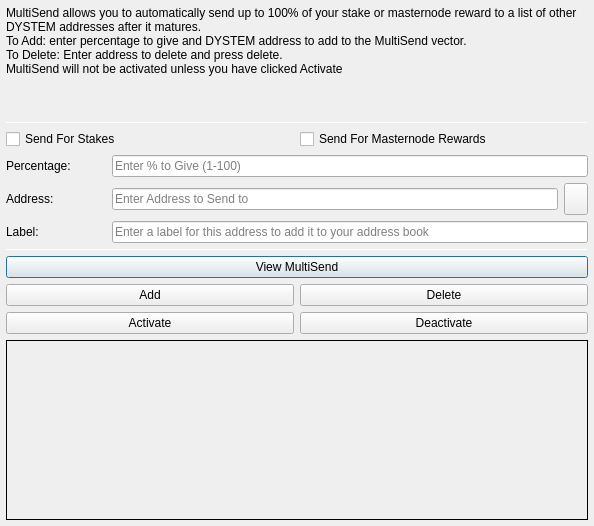
camenlx/dystem-core, file src/qt/forms/multisenddialog.ui: the form before one commit.
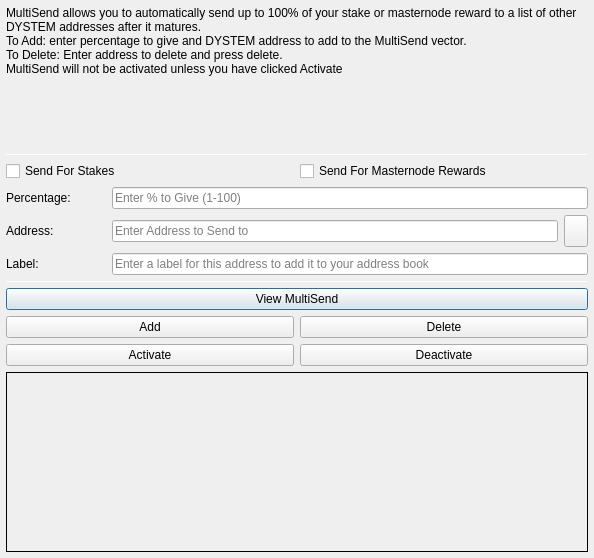
The form after the commit. Icons and pictures are not drawn.

Commit message: Added open sans as the font on all screens

The edit to the form file:
```diff
--- a/src/qt/forms/multisenddialog.ui
+++ b/src/qt/forms/multisenddialog.ui
@@ -10,7 +10,7 @@
     <x>0</x>
     <y>0</y>
     <width>594</width>
-    <height>526</height>
+    <height>558</height>
    </rect>
   </property>
   <property name="windowTitle">
@@ -33,6 +33,11 @@
     <layout class="QVBoxLayout" name="verticalLayout_Main" stretch="1,1,1,0,1,1,1">
      <item>
       <widget class="QLabel" name="label_2">
+       <property name="font">
+        <font>
+         <family>Helvetica</family>
+        </font>
+       </property>
        <property name="lineWidth">
         <number>1</number>
        </property>
@@ -75,6 +80,11 @@
         <layout class="QHBoxLayout" name="horizontalLayout">
          <item>
           <widget class="QCheckBox" name="multiSendStakeCheckBox">
+           <property name="font">
+            <font>
+             <family>Helvetica</family>
+            </font>
+           </property>
            <property name="text">
             <string>Send For Stakes</string>
            </property>
@@ -82,6 +92,11 @@
          </item>
          <item>
           <widget class="QCheckBox" name="multiSendMasternodeCheckBox">
+           <property name="font">
+            <font>
+             <family>Helvetica</family>
+            </font>
+           </property>
            <property name="text">
             <string>Send For Masternode Rewards</string>
            </property>
@@ -99,6 +114,11 @@
              <height>0</height>
             </size>
            </property>
+           <property name="font">
+            <font>
+             <family>Helvetica</family>
+            </font>
+           </property>
            <property name="toolTip">
             <string>Percentage of stake to send</string>
            </property>
@@ -109,6 +129,11 @@
          </item>
          <item>
           <widget class="QLineEdit" name="multiSendPercentEdit">
+           <property name="font">
+            <font>
+             <family>Helvetica</family>
+            </font>
+           </property>
            <property name="toolTip">
             <string>Enter whole numbers 1 - 100</string>
            </property>
@@ -129,6 +154,11 @@
              <height>0</height>
             </size>
            </property>
+           <property name="font">
+            <font>
+             <family>Helvetica</family>
+            </font>
+           </property>
            <property name="toolTip">
             <string>Address to send portion of stake to</string>
            </property>
@@ -139,6 +169,11 @@
          </item>
          <item>
           <widget class="QLineEdit" name="multiSendAddressEdit">
+           <property name="font">
+            <font>
+             <family>Helvetica</family>
+            </font>
+           </property>
            <property name="toolTip">
             <string/>
            </property>
@@ -184,6 +219,11 @@
            <height>0</height>
           </size>
          </property>
+         <property name="font">
+          <font>
+           <family>Helvetica</family>
+          </font>
+         </property>
          <property name="text">
           <string>Label:</string>
          </property>
@@ -191,6 +231,11 @@
        </item>
        <item>
         <widget class="QLineEdit" name="labelAddressLabelEdit">
+         <property name="font">
+          <font>
+           <family>Helvetica</family>
+          </font>
+         </property>
          <property name="placeholderText">
           <string>Enter a label for this address to add it to your address book</string>
          </property>
@@ -223,6 +268,11 @@
         <layout class="QHBoxLayout" name="horizontalLayout_4">
          <item>
           <widget class="QPushButton" name="viewButton">
+           <property name="font">
+            <font>
+             <family>Helvetica</family>
+            </font>
+           </property>
            <property name="toolTip">
             <string/>
            </property>
@@ -240,6 +290,11 @@
         <layout class="QHBoxLayout" name="horizontalLayout_2">
          <item>
           <widget class="QPushButton" name="addButton">
+           <property name="font">
+            <font>
+             <family>Helvetica</family>
+            </font>
+           </property>
            <property name="toolTip">
             <string/>
            </property>
@@ -253,6 +308,11 @@
          </item>
          <item>
           <widget class="QPushButton" name="deleteButton">
+           <property name="font">
+            <font>
+             <family>Helvetica</family>
+            </font>
+           </property>
            <property name="toolTip">
             <string/>
            </property>
@@ -270,6 +330,11 @@
         <layout class="QHBoxLayout" name="horizontalLayout_5">
          <item>
           <widget class="QPushButton" name="activateButton">
+           <property name="font">
+            <font>
+             <family>Helvetica</family>
+            </font>
+           </property>
            <property name="statusTip">
             <string>Activate MultiSend</string>
            </property>
@@ -280,6 +345,11 @@
          </item>
          <item>
           <widget class="QPushButton" name="disableButton">
+           <property name="font">
+            <font>
+             <family>Helvetica</family>
+            </font>
+           </property>
            <property name="statusTip">
             <string>Deactivate MultiSend</string>
            </property>
```
The commit also changes 21 other files.
